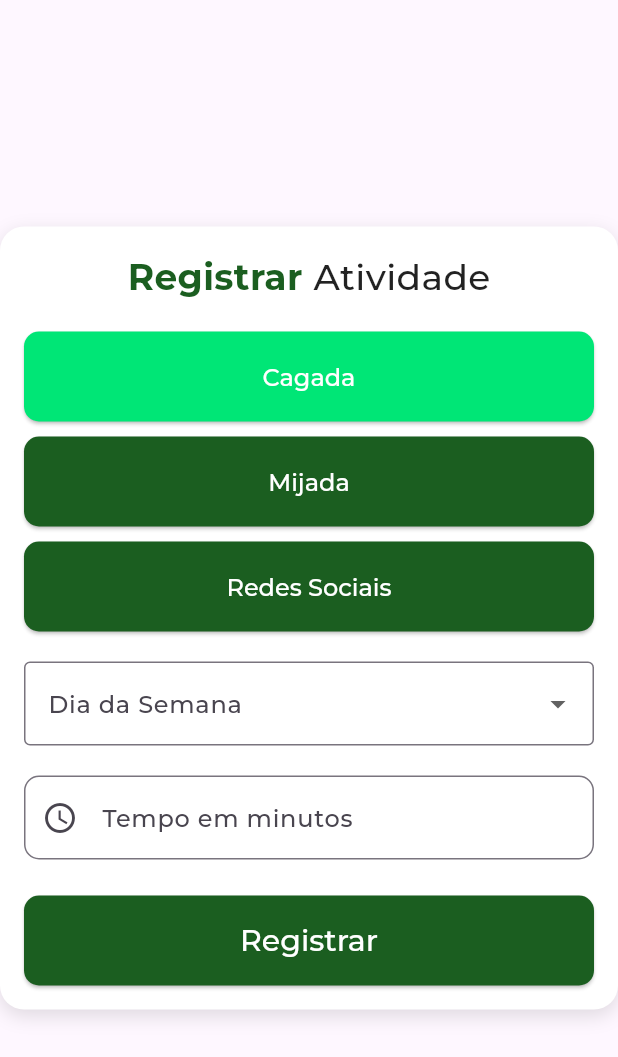
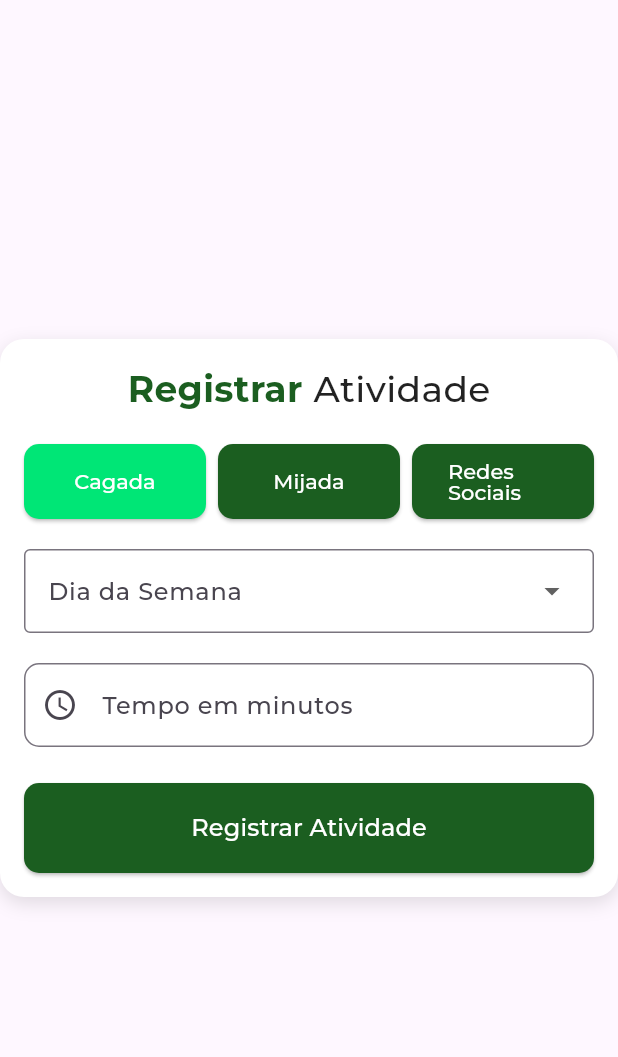
Before and after one commit to 4ric4/CagadaRemunerada, a Flutter app: the RegistroAtividades widget shown alone on an empty page, opened directly with empty values, on a phone screen of 412 x 824 dp. Shown: the top 1057 px of the screen. Run offline on Flutter 3.47's test engine with Material 3 defaults, Android fonts, the phone set to English and light mode, and no system bars; our stand-ins replace dropdown_button2, fl_chart, google_fonts, sqflite; missing offline and left inert: idb_shim; accounts and stored records are empty.

Commit message:
designer do registro feito

```diff
--- a/lib/screens/registro_atividades.dart
+++ b/lib/screens/registro_atividades.dart
@@ -1,4 +1,5 @@
 import 'package:flutter/material.dart';
+import 'package:dropdown_button2/dropdown_button2.dart'; // Adicionado
 import '../models/user_settings.dart';
 import '../models/atividade.dart';
 
@@ -69,11 +70,11 @@ class _RegistroAtividadesState extends State<RegistroAtividades> {
     });
   }
 
-  Widget _buildBotaoTipo(String tipo, double largura) {
+  Widget _buildBotaoTipo(String tipo) {
     final bool selecionado = _tipoSelecionado == tipo;
-    return SizedBox(
-      width: largura,
-      height: 60,
+    return Expanded(
+      child: SizedBox(
+        height: 50,
         child: ElevatedButton(
           onPressed: () {
             setState(() => _tipoSelecionado = tipo);
@@ -91,9 +92,10 @@ class _RegistroAtividadesState extends State<RegistroAtividades> {
             style: const TextStyle(
               fontFamily: 'Montserrat',
               fontWeight: FontWeight.w500,
-            fontSize: 16,
+              fontSize: 14,
               height: 1,
               letterSpacing: 0,
+            ),
           ),
         ),
       ),
@@ -103,15 +105,16 @@ class _RegistroAtividadesState extends State<RegistroAtividades> {
   @override
   Widget build(BuildContext context) {
     final isMobile = MediaQuery.of(context).size.width < 600;
-    final double botaoLargura = isMobile ? double.infinity : 154;
     final double maxContainerWidth = isMobile ? double.infinity : 950;
     final EdgeInsetsGeometry padding =
         isMobile
             ? const EdgeInsets.all(16)
             : const EdgeInsets.symmetric(vertical: 32, horizontal: 24);
 
-    return Center(
-      child: SingleChildScrollView(
+    return Container(
+      width: double.infinity,
+      height: MediaQuery.of(context).size.height,
+      child: Center(
         child: Container(
           width: maxContainerWidth,
           padding: padding,
@@ -154,18 +157,21 @@ class _RegistroAtividadesState extends State<RegistroAtividades> {
                 ),
               ),
               const SizedBox(height: 20),
-              Wrap(
-                spacing: 10,
-                runSpacing: 10,
-                alignment: WrapAlignment.center,
+              Row(
+                mainAxisAlignment: MainAxisAlignment.center,
                 children: [
-                  _buildBotaoTipo('Cagada', botaoLargura),
-                  _buildBotaoTipo('Mijada', botaoLargura),
-                  _buildBotaoTipo('Redes Sociais', botaoLargura),
+                  _buildBotaoTipo('Cagada'),
+                  const SizedBox(width: 8),
+                  _buildBotaoTipo('Mijada'),
+                  const SizedBox(width: 8),
+                  _buildBotaoTipo('Redes Sociais'),
                 ],
               ),
               const SizedBox(height: 20),
-              DropdownButtonFormField<String>(
+              Container(
+                // Limita a altura do dropdown
+                constraints: BoxConstraints(maxHeight: 200),
+                child: DropdownButtonFormField2<String>(
                   decoration: InputDecoration(
                     labelText: "Dia da Semana",
                     border: const OutlineInputBorder(),
@@ -175,15 +181,25 @@ class _RegistroAtividadesState extends State<RegistroAtividades> {
                       fontWeight: FontWeight.w500,
                     ),
                   ),
+                  isExpanded: true,
                   value: _diaSelecionado,
                   items:
                       _diasSemana
                           .map(
-                          (dia) =>
-                              DropdownMenuItem(value: dia, child: Text(dia)),
+                            (dia) => DropdownMenuItem(
+                              value: dia,
+                              child: Text(
+                                dia,
+                                style: const TextStyle(
+                                  fontFamily: 'Montserrat',
+                                  fontSize: 16,
+                                ),
+                              ),
+                            ),
                           )
                           .toList(),
                   onChanged: (valor) => setState(() => _diaSelecionado = valor),
+                ),
               ),
               const SizedBox(height: 20),
               SizedBox(
@@ -220,14 +236,8 @@ class _RegistroAtividadesState extends State<RegistroAtividades> {
                     ),
                   ),
                   child: const Text(
-                    'Registrar',
-                    style: TextStyle(
-                      fontFamily: 'Montserrat',
-                      fontWeight: FontWeight.w500,
-                      fontSize: 20,
-                      height: 1,
-                      letterSpacing: 0,
-                    ),
+                    'Registrar Atividade',
+                    style: TextStyle(fontFamily: 'Montserrat', fontSize: 16),
                   ),
                 ),
               ),
```
Also changed, not shown: pubspec.lock. Lines whose indentation alone changed are shown as unchanged.
